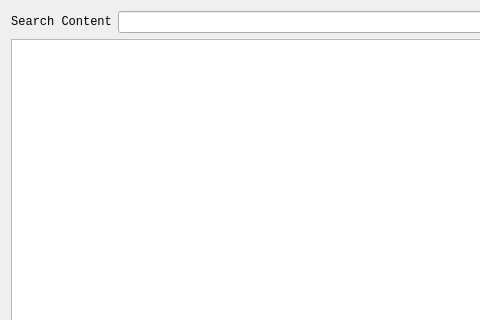
Qt form resource/gui/SelectCont.ui (Bader-CN/LogAnalysis) before a commit; both pictures show x 0 to 480 and y 0 to 320 of the 600 by 401 pixel window.
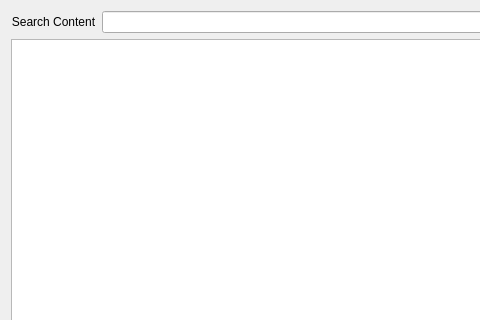
The same form after that commit.

Commit message: optimize cell gui

```diff
--- a/resource/gui/SelectCont.ui
+++ b/resource/gui/SelectCont.ui
@@ -18,7 +18,7 @@
     <widget class="QLabel" name="lab_search">
      <property name="font">
       <font>
-       <family>Consolas</family>
+       <family>Microsoft YaHei UI</family>
       </font>
      </property>
      <property name="text">
```
The commit also changes 6 other files.
